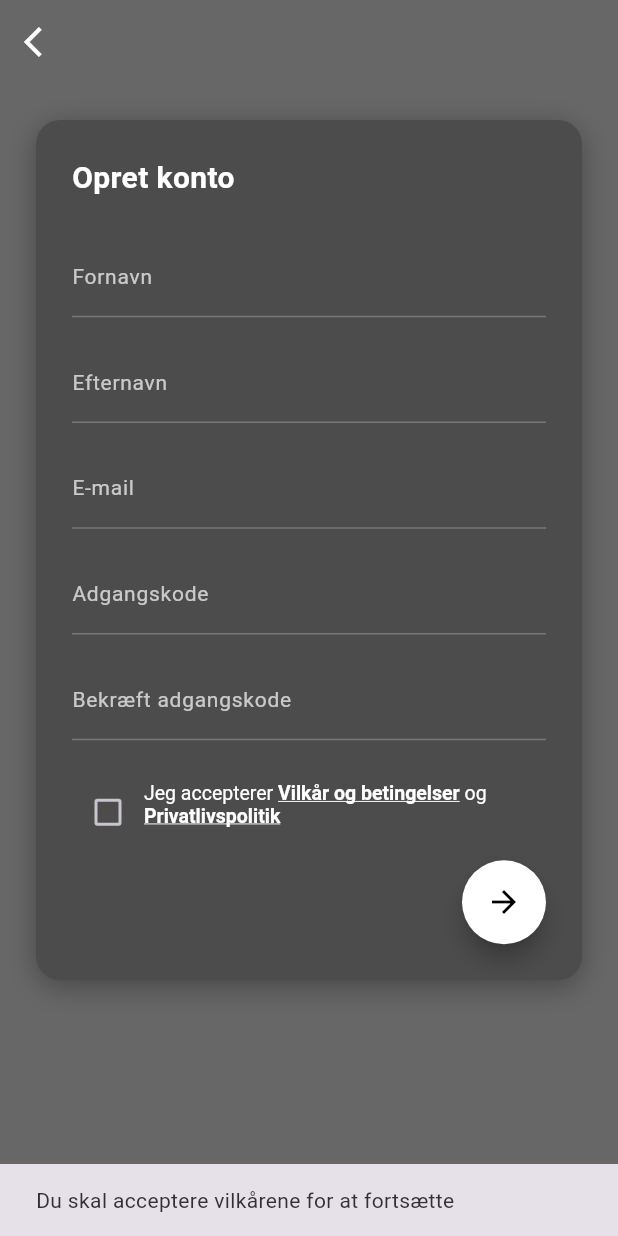
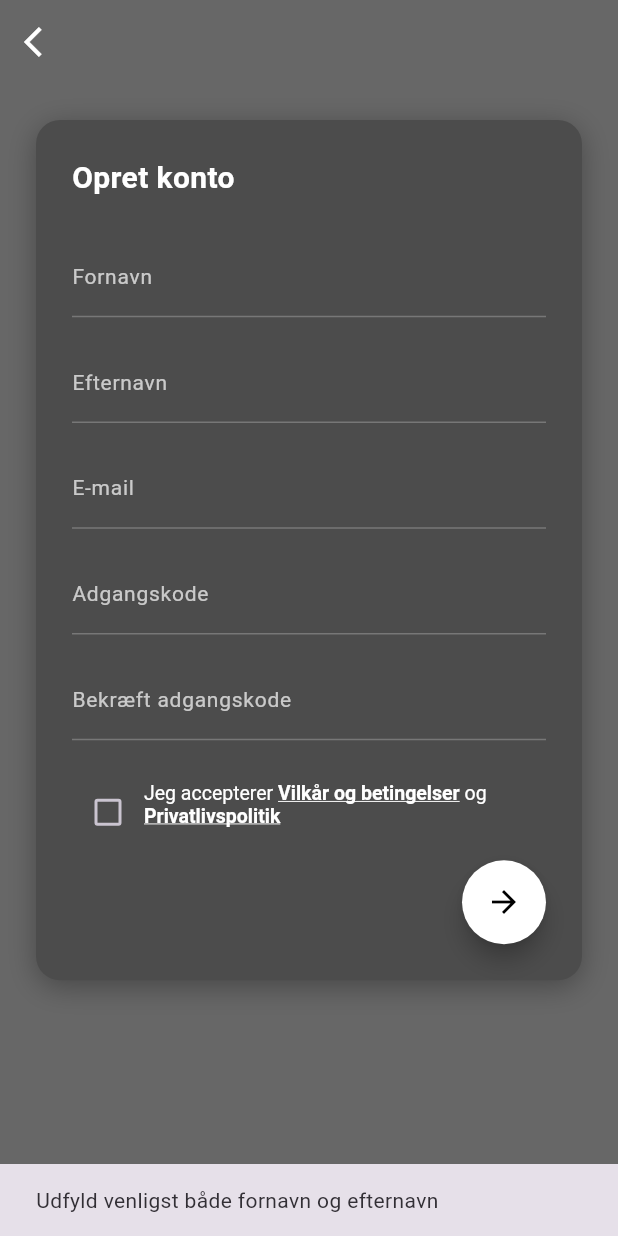
Before and after one commit to brokoline/OcutuneApplication, a Flutter app: the RegisterScreen screen opened by its route, after a tap on the "arrow forward" icon, on a phone screen of 412 x 824 dp. Run offline on Flutter 3.47's test engine with Material 3 defaults, Android fonts, the phone set to English and light mode, and no system bars; accounts and stored records are empty.

Commit message:
Gemmer brugere i DB efter registrering

```diff
--- a/lib/models/user_data_service.dart
+++ b/lib/models/user_data_service.dart
@@ -58,7 +58,7 @@ void setChronotypeKey(String key) {
 Future<void> submitUserResponse() async {
   if (currentUserResponse == null) return;
 
-  final url = Uri.parse('https://ocutune.ddns.net/users'); // ← tilpas når backend er klar
+  final url = Uri.parse('https://ocutune.ddns.net/customers');
 
   final response = await http.post(
     url,
--- a/lib/screens/customer/register/register_screen.dart
+++ b/lib/screens/customer/register/register_screen.dart
@@ -6,8 +6,7 @@ import '/theme/colors.dart';
 import '/widgets/ocutune_button.dart';
 import '/widgets/ocutune_textfield.dart';
 import '/widgets/ocutune_card.dart';
-import '/models/user_data_service.dart'; // <-- allerede tilføjet
-
+import '/models/user_data_service.dart';
 
 class RegisterScreen extends StatelessWidget {
   const RegisterScreen({super.key});
@@ -22,6 +21,11 @@ class RegisterScreen extends StatelessWidget {
     final passwordController = TextEditingController();
     final confirmPasswordController = TextEditingController();
     final agreement = ValueNotifier(false);
+
+    bool isValidEmail(String email) {
+      final emailRegex = RegExp(r"^[^@]+@[^@]+\.[^@]+$");
+      return emailRegex.hasMatch(email);
+    }
 
     final formFields = ValueListenableBuilder<bool>(
       valueListenable: agreement,
@@ -109,6 +113,40 @@ class RegisterScreen extends StatelessWidget {
           child: OcutuneButton(
             type: OcutuneButtonType.floatingIcon,
             onPressed: () {
+              final firstName = firstNameController.text.trim();
+              final lastName = lastNameController.text.trim();
+              final email = emailController.text.trim();
+              final password = passwordController.text;
+              final confirmPassword = confirmPasswordController.text;
+
+              if (firstName.isEmpty || lastName.isEmpty) {
+                ScaffoldMessenger.of(context).showSnackBar(
+                  const SnackBar(content: Text("Udfyld venligst både fornavn og efternavn")),
+                );
+                return;
+              }
+
+              if (!isValidEmail(email)) {
+                ScaffoldMessenger.of(context).showSnackBar(
+                  const SnackBar(content: Text("Indtast en gyldig e-mailadresse")),
+                );
+                return;
+              }
+
+              if (password.length < 6) {
+                ScaffoldMessenger.of(context).showSnackBar(
+                  const SnackBar(content: Text("Adgangskoden skal være mindst 6 tegn")),
+                );
+                return;
+              }
+
+              if (password != confirmPassword) {
+                ScaffoldMessenger.of(context).showSnackBar(
+                  const SnackBar(content: Text("Adgangskoderne matcher ikke")),
+                );
+                return;
+              }
+
               if (!agreement.value) {
                 ScaffoldMessenger.of(context).showSnackBar(
                   const SnackBar(content: Text("Du skal acceptere vilkårene for at fortsætte")),
@@ -116,14 +154,16 @@ class RegisterScreen extends StatelessWidget {
                 return;
               }
 
-              // lokal lagring inden det gemmes i backend
+              // Gem oplysninger lokalt
               updateBasicInfo(
-                firstName: firstNameController.text,
-                lastName: lastNameController.text,
-                email: emailController.text,
-                gender: '',      // udfyldes på næste skærm
-                birthYear: '',   // udfyldes på næste skærm
+                firstName: firstName,
+                lastName: lastName,
+                email: email,
+                gender: '', // sættes senere
+                birthYear: '',
               );
+
+              currentUserResponse?.password = password;
 
               Navigator.pushNamed(context, '/genderage');
             },
```
Also changed, not shown: lib/models/user_response.dart (+8 -5 lines), lib/screens/customer/register/gender_age_screen.dart (+12 -19 lines).
